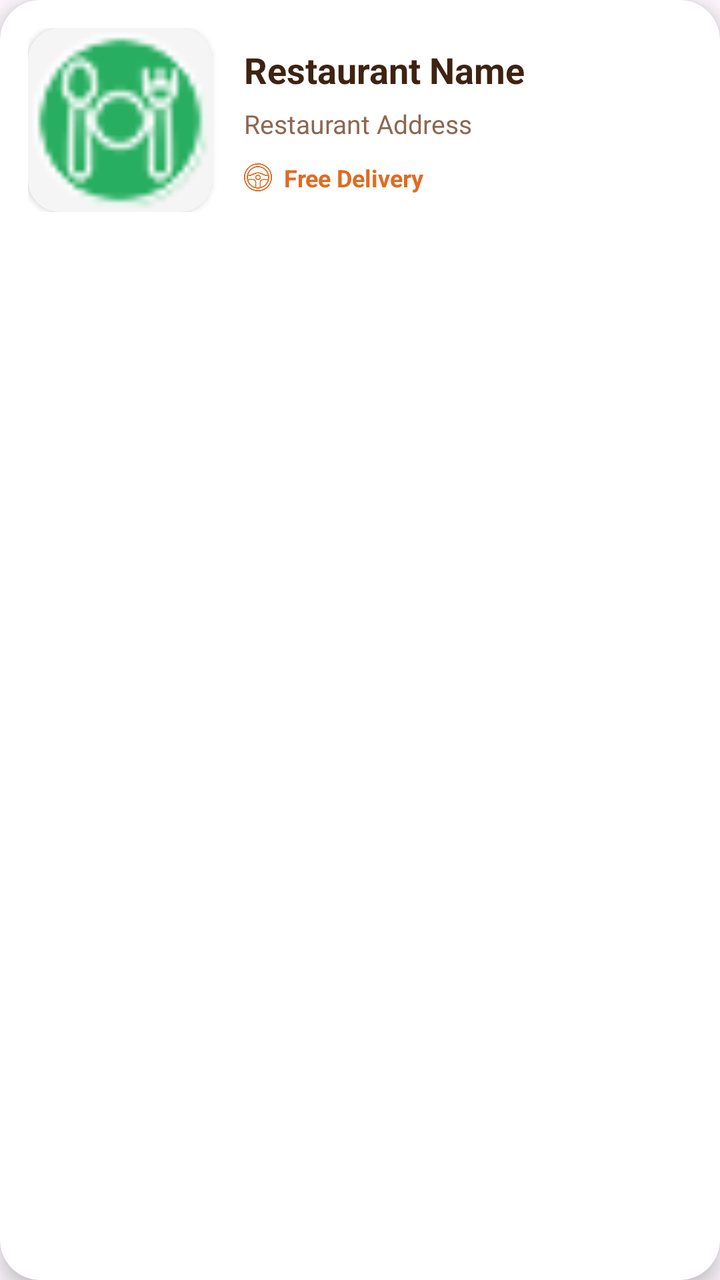
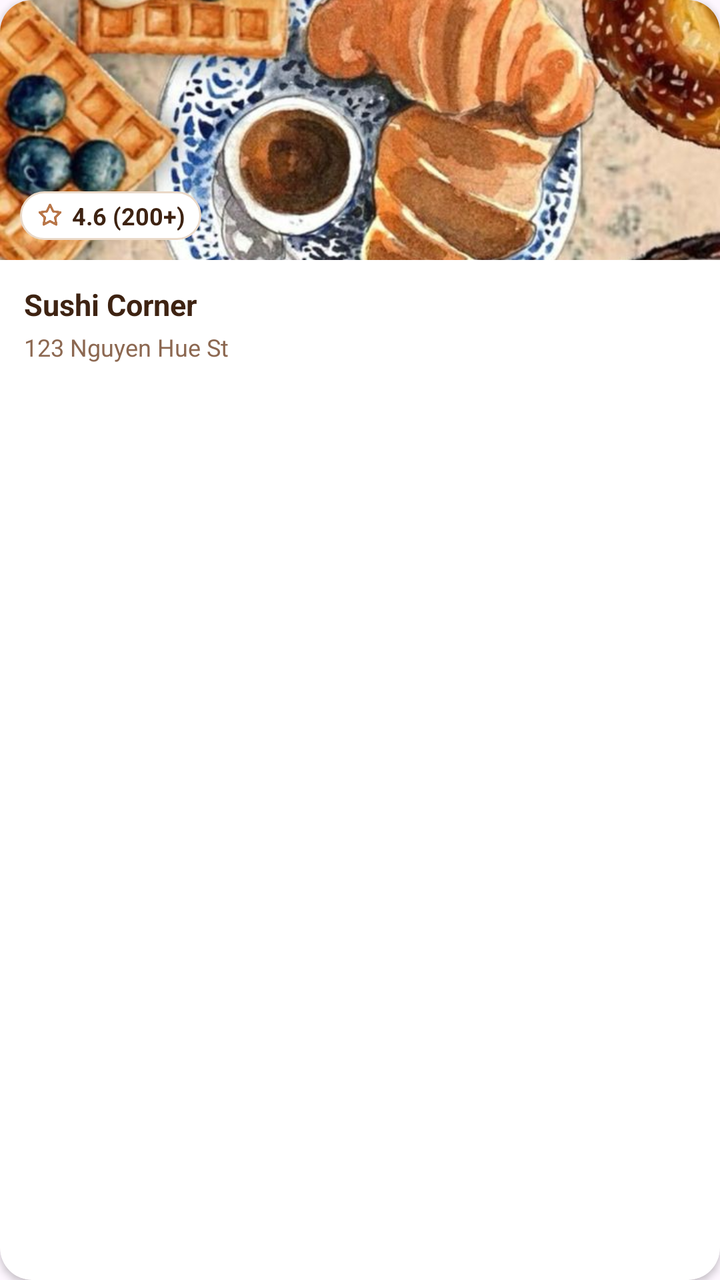

Two renders of the same Android screen: before a commit and after it. Below are the layout's source before the change and the commit's diff.
<!-- AndroidManifest.xml: application theme Theme.Project_1 -->
<!-- res/layout/row_restaurant.xml -->
<?xml version="1.0" encoding="utf-8"?>
<androidx.cardview.widget.CardView xmlns:android="http://schemas.android.com/apk/res/android"
    xmlns:app="http://schemas.android.com/apk/res-auto"
    android:layout_width="match_parent"
    android:layout_height="wrap_content"
    android:layout_marginHorizontal="16dp"
    android:layout_marginVertical="10dp"
    android:clickable="true"
    android:focusable="true"
    android:foreground="?attr/selectableItemBackground"
    app:cardCornerRadius="20dp"
    app:cardElevation="6dp"
    app:cardBackgroundColor="@color/colorCardBackground">

    <LinearLayout
        android:layout_width="match_parent"
        android:layout_height="wrap_content"
        android:orientation="horizontal"
        android:padding="14dp"
        android:gravity="center_vertical">

        <androidx.cardview.widget.CardView
            android:layout_width="92dp"
            android:layout_height="92dp"
            app:cardCornerRadius="16dp"
            app:cardElevation="2dp"
            app:cardBackgroundColor="#F5F5F5">

            <ImageView
                android:id="@+id/ivImage"
                android:layout_width="match_parent"
                android:layout_height="match_parent"
                android:scaleType="centerCrop"
                android:src="@drawable/ic_food" />
        </androidx.cardview.widget.CardView>

        <LinearLayout
            android:layout_width="0dp"
            android:layout_height="wrap_content"
            android:layout_weight="1"
            android:orientation="vertical"
            android:paddingStart="16dp">

            <TextView
                android:id="@+id/tvName"
                android:layout_width="match_parent"
                android:layout_height="wrap_content"
                android:text="Restaurant Name"
                android:textColor="@color/colorTextPrimary"
                android:textSize="18sp"
                android:textStyle="bold" />

            <TextView
                android:id="@+id/tvAddress"
                android:layout_width="match_parent"
                android:layout_height="wrap_content"
                android:layout_marginTop="6dp"
                android:ellipsize="end"
                android:maxLines="2"
                android:text="Restaurant Address"
                android:textColor="@color/colorTextSecondary"
                android:textSize="13sp" />

            <LinearLayout
                android:layout_width="wrap_content"
                android:layout_height="wrap_content"
                android:layout_marginTop="10dp"
                android:gravity="center_vertical"
                android:orientation="horizontal">

                <ImageView
                    android:layout_width="14dp"
                    android:layout_height="14dp"
                    android:src="@drawable/ic_driver"
                    app:tint="@color/colorPrimary" />

                <TextView
                    android:layout_width="wrap_content"
                    android:layout_height="wrap_content"
                    android:layout_marginStart="6dp"
                    android:text="Free Delivery"
                    android:textColor="@color/colorPrimary"
                    android:textSize="12sp"
                    android:textStyle="bold" />
            </LinearLayout>

        </LinearLayout>

    </LinearLayout>

</androidx.cardview.widget.CardView>
<!-- resources referenced by this layout -->
<resources>
  <color name="colorCardBackground">#FFFFFF</color>
  <color name="colorPrimary">#E06B22</color>
  <color name="colorTextPrimary">#3E2312</color>
  <color name="colorTextSecondary">#8C6851</color>
  <!-- drawable ic_driver: png bitmap (drawable, 5739 bytes) -->
  <!-- drawable ic_food: png bitmap (drawable, 1960 bytes) -->
  <style name="Theme.Project_1" parent="Base.Theme.Project_1" />
  <style name="Base.Theme.Project_1" parent="Theme.Material3.DayNight.NoActionBar">
      </style>
</resources>

<!-- the commit's change to res/layout/row_restaurant.xml (unified diff, before → after) -->
@@ -1,88 +1,110 @@
 <?xml version="1.0" encoding="utf-8"?>
 <androidx.cardview.widget.CardView xmlns:android="http://schemas.android.com/apk/res/android"
     xmlns:app="http://schemas.android.com/apk/res-auto"
-    android:layout_width="match_parent"
+    android:layout_width="240dp"
     android:layout_height="wrap_content"
-    android:layout_marginHorizontal="16dp"
-    android:layout_marginVertical="10dp"
+    android:layout_marginEnd="12dp"
+    android:layout_marginVertical="4dp"
     android:clickable="true"
     android:focusable="true"
     android:foreground="?attr/selectableItemBackground"
-    app:cardCornerRadius="20dp"
-    app:cardElevation="6dp"
-    app:cardBackgroundColor="@color/colorCardBackground">
+    app:cardBackgroundColor="@color/white"
+    app:cardCornerRadius="16dp"
+    app:cardElevation="2dp">
 
     <LinearLayout
         android:layout_width="match_parent"
         android:layout_height="wrap_content"
-        android:orientation="horizontal"
-        android:padding="14dp"
-        android:gravity="center_vertical">
+        android:orientation="vertical">
 
-        <androidx.cardview.widget.CardView
-            android:layout_width="92dp"
-            android:layout_height="92dp"
-            app:cardCornerRadius="16dp"
-            app:cardElevation="2dp"
-            app:cardBackgroundColor="#F5F5F5">
+        <RelativeLayout
+            android:layout_width="match_parent"
+            android:layout_height="130dp">
 
             <ImageView
                 android:id="@+id/ivImage"
                 android:layout_width="match_parent"
                 android:layout_height="match_parent"
+                android:contentDescription="@string/app_name"
                 android:scaleType="centerCrop"
-                android:src="@drawable/ic_food" />
-        </androidx.cardview.widget.CardView>
+                android:src="@drawable/cover_menu_1" />
+
+            <LinearLayout
+                android:id="@+id/layoutRating"
+                android:layout_width="wrap_content"
+                android:layout_height="wrap_content"
+                android:layout_alignParentBottom="true"
+                android:layout_marginStart="10dp"
+                android:layout_marginBottom="10dp"
+                android:background="@drawable/bg_card_white"
+                android:gravity="center_vertical"
+                android:orientation="horizontal"
+                android:paddingHorizontal="8dp"
+                android:paddingVertical="4dp">
+
+                <ImageView
+                    android:layout_width="14dp"
+                    android:layout_height="14dp"
+                    android:contentDescription="@null"
+                    android:src="@drawable/star" />
+
+                <TextView
+                    android:id="@+id/tvRating"
+                    android:layout_width="wrap_content"
+                    android:layout_height="wrap_content"
+                    android:layout_marginStart="4dp"
+                    android:text="4.6 (200+)"
+                    android:textColor="@color/colorTextPrimary"
+                    android:textSize="12sp"
+                    android:textStyle="bold" />
+            </LinearLayout>
+
+            <TextView
+                android:id="@+id/tvDiscountBadge"
+                android:layout_width="wrap_content"
+                android:layout_height="wrap_content"
+                android:layout_alignParentTop="true"
+                android:layout_alignParentEnd="true"
+                android:layout_marginTop="10dp"
+                android:layout_marginEnd="10dp"
+                android:background="@drawable/bg_primary_button"
+                android:paddingHorizontal="8dp"
+                android:paddingVertical="4dp"
+                android:text="Up to -25%"
+                android:textColor="@color/white"
+                android:textSize="11sp"
+                android:textStyle="bold"
+                android:visibility="gone" />
+
+        </RelativeLayout>
 
         <LinearLayout
-            android:layout_width="0dp"
+            android:layout_width="match_parent"
             android:layout_height="wrap_content"
-            android:layout_weight="1"
             android:orientation="vertical"
-            android:paddingStart="16dp">
+            android:padding="12dp">
 
             <TextView
                 android:id="@+id/tvName"
                 android:layout_width="match_parent"
                 android:layout_height="wrap_content"
-                android:text="Restaurant Name"
+                android:ellipsize="end"
+                android:maxLines="1"
+                android:text="Sushi Corner"
                 android:textColor="@color/colorTextPrimary"
-                android:textSize="18sp"
+                android:textSize="15sp"
                 android:textStyle="bold" />
 
             <TextView
                 android:id="@+id/tvAddress"
                 android:layout_width="match_parent"
                 android:layout_height="wrap_content"
-                android:layout_marginTop="6dp"
+                android:layout_marginTop="3dp"
                 android:ellipsize="end"
-                android:maxLines="2"
-                android:text="Restaurant Address"
+                android:maxLines="1"
+                android:text="123 Nguyen Hue St"
                 android:textColor="@color/colorTextSecondary"
-                android:textSize="13sp" />
-
-            <LinearLayout
-                android:layout_width="wrap_content"
-                android:layout_height="wrap_content"
-                android:layout_marginTop="10dp"
-                android:gravity="center_vertical"
-                android:orientation="horizontal">
-
-                <ImageView
-                    android:layout_width="14dp"
-                    android:layout_height="14dp"
-                    android:src="@drawable/ic_driver"
-                    app:tint="@color/colorPrimary" />
-
-                <TextView
-                    android:layout_width="wrap_content"
-                    android:layout_height="wrap_content"
-                    android:layout_marginStart="6dp"
-                    android:text="Free Delivery"
-                    android:textColor="@color/colorPrimary"
-                    android:textSize="12sp"
-                    android:textStyle="bold" />
-            </LinearLayout>
+                android:textSize="12sp" />
 
         </LinearLayout>
 
<!-- resource entries referenced after the edit -->
@@ -1,12 +1,29 @@
 <!-- resources referenced by this layout -->
 <resources>
-  <color name="colorCardBackground">#FFFFFF</color>
   <color name="colorPrimary">#E06B22</color>
   <color name="colorTextPrimary">#3E2312</color>
   <color name="colorTextSecondary">#8C6851</color>
-  <!-- drawable ic_driver: png bitmap (drawable, 5739 bytes) -->
-  <!-- drawable ic_food: png bitmap (drawable, 1960 bytes) -->
+  <color name="white">#FFFFFF</color>
+  <!-- drawable bg_card_white (drawable) -->
+  <?xml version="1.0" encoding="utf-8"?>
+  <shape xmlns:android="http://schemas.android.com/apk/res/android">
+      <solid android:color="@color/white" />
+      <stroke
+          android:width="1dp"
+          android:color="@color/colorInputBorder" />
+      <corners android:radius="20dp" />
+  </shape>
+  <!-- drawable bg_primary_button (drawable) -->
+  <?xml version="1.0" encoding="utf-8"?>
+  <shape xmlns:android="http://schemas.android.com/apk/res/android">
+      <solid android:color="@color/colorPrimary" />
+      <corners android:radius="28dp" />
+  </shape>
+  <!-- drawable cover_menu_1: png bitmap (drawable, 195731 bytes) -->
+  <!-- drawable star: png bitmap (drawable, 6301 bytes) -->
+  <string name="app_name">FoodNow</string>
   <style name="Theme.Project_1" parent="Base.Theme.Project_1" />
+  <color name="colorInputBorder">#EAD9C8</color>
   <style name="Base.Theme.Project_1" parent="Theme.Material3.DayNight.NoActionBar">
       </style>
 </resources>
